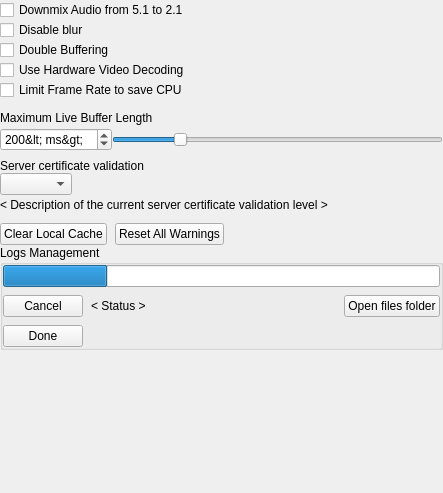
Above: vms/client/nx_vms_client_desktop/src/ui/widgets/local_settings/advanced_settings_widget.ui from networkoptix/nx_open before the change. Below: the same form after it.
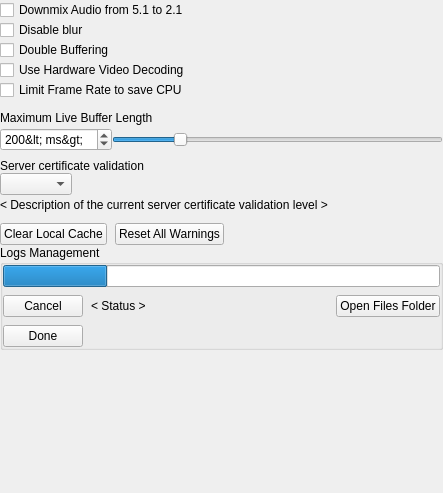
That is the form after the change. The open tabs and pages were chosen to show the change. Custom widgets are drawn as their Qt base class.

What changed in the file:
```diff
--- a/vms/client/nx_vms_client_desktop/src/ui/widgets/local_settings/advanced_settings_widget.ui
+++ b/vms/client/nx_vms_client_desktop/src/ui/widgets/local_settings/advanced_settings_widget.ui
@@ -468,7 +468,7 @@
               <item>
                <widget class="QPushButton" name="openLogsFolderButton">
                 <property name="text">
-                 <string>Open files folder</string>
+                 <string>Open Files Folder</string>
                 </property>
                </widget>
               </item>
```
